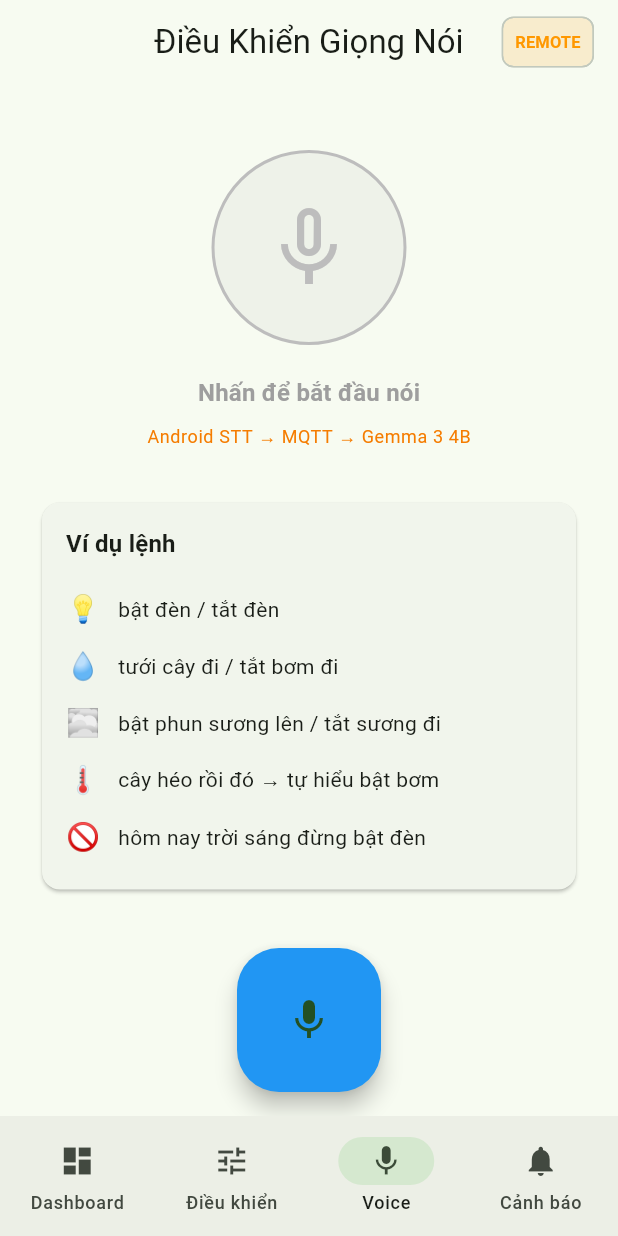
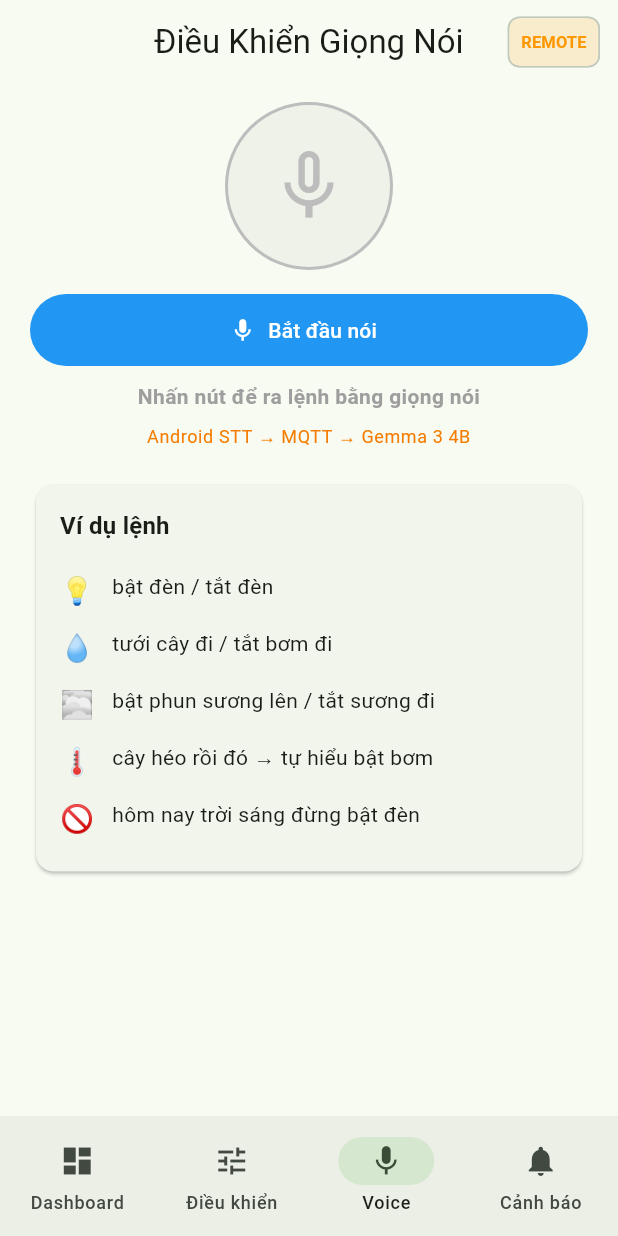
Before and after one commit to ktoxz/auto-water-and-light-system, a Flutter app: the screen it shows after launch, item 3 of the bottom bar chosen, on a phone screen of 412 x 824 dp. Run offline on Flutter 3.47's test engine with Material 3 defaults, Android fonts, the phone set to English and light mode, and no system bars; our stand-ins replace speech_to_text; missing offline and left inert: mqtt_client, record; network calls fail.

Commit message:
Kết nối xong r

```diff
--- a/flutter_app/lib/main.dart
+++ b/flutter_app/lib/main.dart
@@ -12,18 +12,37 @@ void main() {
   runApp(const SmartHomeApp());
 }
 
-class SmartHomeApp extends StatelessWidget {
+class SmartHomeApp extends StatefulWidget {
   const SmartHomeApp({super.key});
 
   @override
-  Widget build(BuildContext context) {
-    final mqttService = MqttService();
-    final wsService = WebSocketService();
-    final sttService = SttService(
+  State<SmartHomeApp> createState() => _SmartHomeAppState();
+}
+
+class _SmartHomeAppState extends State<SmartHomeApp> {
+  late final MqttService mqttService;
+  late final WebSocketService wsService;
+  late final SttService sttService;
+
+  @override
+  void initState() {
+    super.initState();
+    mqttService = MqttService();
+    wsService = WebSocketService();
+    sttService = SttService(
       wsService: wsService,
       mqttService: mqttService,
     );
+  }
 
+  @override
+  void dispose() {
+    mqttService.disconnect();
+    super.dispose();
+  }
+
+  @override
+  Widget build(BuildContext context) {
     return MultiProvider(
       providers: [
         Provider<MqttService>.value(value: mqttService),
@@ -72,8 +91,6 @@ class _AppBootstrapState extends State<AppBootstrap> {
   }
 
   Future<void> _init() async {
-    // Chạy connect + detectMode song song, tối đa 10 giây tổng
-    // App sẽ vào MainApp dù connect thành công hay không
     await Future.wait([
       widget.mqttService.connect(),
       widget.sttService.detectMode(),
@@ -87,17 +104,11 @@ class _AppBootstrapState extends State<AppBootstrap> {
 
     print('Bootstrap: done, MQTT=${widget.mqttService.isConnected}');
 
-    if (mounted) setState(() {}); // trigger rebuild → vào MainApp
-  }
-
-  bool get _ready {
-    // Vào app ngay sau khi init xong, không chờ connected
-    return true;
+    if (mounted) setState(() {});
   }
 
   @override
   Widget build(BuildContext context) {
-    // Hiện loading tối đa 10 giây rồi vào app dù connected hay chưa
     return FutureBuilder(
       future: Future.delayed(const Duration(milliseconds: 500)),
       builder: (context, snapshot) {
--- a/flutter_app/lib/screens/voice_screen.dart
+++ b/flutter_app/lib/screens/voice_screen.dart
@@ -101,7 +101,7 @@ class _VoiceScreenState extends State<VoiceScreen>
         title: const Text('Điều Khiển Giọng Nói'),
         actions: [
           Padding(
-            padding: const EdgeInsets.only(right: 16),
+            padding: const EdgeInsets.only(right: 12),
             child: Chip(
               label: Text(
                 modeLabel,
@@ -114,23 +114,24 @@ class _VoiceScreenState extends State<VoiceScreen>
           ),
         ],
       ),
-      body: Column(
+      body: SafeArea(
+        child: LayoutBuilder(
+          builder: (context, constraints) {
+            return SingleChildScrollView(
+              padding: const EdgeInsets.fromLTRB(20, 12, 20, 24),
+              child: ConstrainedBox(
+                constraints: BoxConstraints(minHeight: constraints.maxHeight - 36),
+                child: Column(
+                  crossAxisAlignment: CrossAxisAlignment.stretch,
                   children: [
-          Expanded(
-            child: SingleChildScrollView(
-              padding: const EdgeInsets.all(24),
-              child: Column(
-                children: [
-                  const SizedBox(height: 20),
-
-                  // Mic button với animation
-                  GestureDetector(
+                    Center(
+                      child: GestureDetector(
                         onTap: mode == VoiceMode.unavailable ? null : _toggleListening,
                         child: _isListening
                             ? ScaleTransition(
-                            scale: Tween(begin: 0.85, end: 1.15)
+                                scale: Tween(begin: 0.9, end: 1.08)
                                     .animate(_animController),
-                            child: _MicCircle(
+                                child: const _MicCircle(
                                   isListening: true,
                                   color: Colors.blue,
                                 ),
@@ -142,41 +143,38 @@ class _VoiceScreenState extends State<VoiceScreen>
                                     : Colors.grey[400]!,
                               ),
                       ),
-
-                  const SizedBox(height: 20),
-                  Text(
+                    ),
+                    const SizedBox(height: 16),
+                    FilledButton.icon(
+                      onPressed: mode == VoiceMode.unavailable ? null : _toggleListening,
+                      icon: Icon(_isListening ? Icons.stop : Icons.mic),
+                      label: Text(
                         mode == VoiceMode.unavailable
                             ? 'Không có mic hoặc kết nối'
                             : _isListening
-                            ? 'Đang lắng nghe...'
-                            : 'Nhấn để bắt đầu nói',
-                    style: Theme.of(context).textTheme.titleMedium?.copyWith(
-                          color: _isListening ? Colors.blue : Colors.grey,
-                          fontWeight: FontWeight.bold,
+                                ? 'Dừng nghe'
+                                : 'Bắt đầu nói',
+                      ),
+                      style: FilledButton.styleFrom(
+                        backgroundColor: _isListening ? Colors.red : Colors.blue,
+                        foregroundColor: Colors.white,
+                        minimumSize: const Size.fromHeight(48),
                       ),
                     ),
-
-                  if (mode == VoiceMode.local) ...[
-                    const SizedBox(height: 8),
+                    const SizedBox(height: 10),
                     Text(
-                      'Vosk offline trên RPi5 → Gemma 3 4B',
-                      style: Theme.of(context).textTheme.bodySmall?.copyWith(
-                            color: Colors.green[600],
+                      _isListening
+                          ? 'Đang lắng nghe...'
+                          : 'Nhấn nút để ra lệnh bằng giọng nói',
+                      textAlign: TextAlign.center,
+                      style: Theme.of(context).textTheme.bodyMedium?.copyWith(
+                            color: _isListening ? Colors.blue : Colors.grey,
+                            fontWeight: FontWeight.w600,
                           ),
                     ),
-                  ] else if (mode == VoiceMode.remote) ...[
                     const SizedBox(height: 8),
-                    Text(
-                      'Android STT → MQTT → Gemma 3 4B',
-                      style: Theme.of(context).textTheme.bodySmall?.copyWith(
-                            color: Colors.orange[700],
-                          ),
-                    ),
-                  ],
-
-                  const SizedBox(height: 32),
-
-                  // Kết quả nhận dạng
+                    _ModeDescription(mode: mode),
+                    const SizedBox(height: 20),
                     if (_recognizedText.isNotEmpty) ...[
                       _ResultCard(
                         label: 'Bạn nói:',
@@ -185,18 +183,14 @@ class _VoiceScreenState extends State<VoiceScreen>
                       ),
                       const SizedBox(height: 12),
                     ],
-
-                  // Phản hồi từ server
                     if (_responseText.isNotEmpty) ...[
                       _ResultCard(
                         label: 'Kết quả:',
                         text: _responseText,
                         color: Colors.green,
                       ),
-                    const SizedBox(height: 24),
+                      const SizedBox(height: 12),
                     ],
-
-                  // Hướng dẫn lệnh
                     Card(
                       child: Padding(
                         padding: const EdgeInsets.all(16),
@@ -220,20 +214,10 @@ class _VoiceScreenState extends State<VoiceScreen>
                   ],
                 ),
               ),
+            );
+          },
         ),
-        ],
       ),
-      floatingActionButton: mode != VoiceMode.unavailable
-          ? FloatingActionButton.large(
-              onPressed: _toggleListening,
-              backgroundColor: _isListening ? Colors.red : Colors.blue,
-              child: Icon(
-                _isListening ? Icons.stop : Icons.mic,
-                size: 32,
-              ),
-            )
-          : null,
-      floatingActionButtonLocation: FloatingActionButtonLocation.centerFloat,
     );
   }
 }
@@ -246,6 +230,41 @@ const _examples = [
   ['🚫', 'hôm nay trời sáng đừng bật đèn'],
 ];
 
+class _ModeDescription extends StatelessWidget {
+  final VoiceMode mode;
+
+  const _ModeDescription({required this.mode});
+
+  @override
+  Widget build(BuildContext context) {
+    if (mode == VoiceMode.local) {
+      return Text(
+        'Vosk offline trên RPi5 → Gemma 3 4B',
+        textAlign: TextAlign.center,
+        style: Theme.of(context).textTheme.bodySmall?.copyWith(
+              color: Colors.green[600],
+            ),
+      );
+    }
+    if (mode == VoiceMode.remote) {
+      return Text(
+        'Android STT → MQTT → Gemma 3 4B',
+        textAlign: TextAlign.center,
+        style: Theme.of(context).textTheme.bodySmall?.copyWith(
+              color: Colors.orange[700],
+            ),
+      );
+    }
+    return Text(
+      'Voice hiện chưa khả dụng',
+      textAlign: TextAlign.center,
+      style: Theme.of(context).textTheme.bodySmall?.copyWith(
+            color: Colors.red[600],
+          ),
+    );
+  }
+}
+
 class _MicCircle extends StatelessWidget {
   final bool isListening;
   final Color color;
@@ -255,8 +274,8 @@ class _MicCircle extends StatelessWidget {
   @override
   Widget build(BuildContext context) {
     return Container(
-      width: 130,
-      height: 130,
+      width: 112,
+      height: 112,
       decoration: BoxDecoration(
         shape: BoxShape.circle,
         color: color.withOpacity(0.15),
@@ -264,7 +283,7 @@ class _MicCircle extends StatelessWidget {
       ),
       child: Icon(
         isListening ? Icons.mic : Icons.mic_none,
-        size: 64,
+        size: 56,
         color: color,
       ),
     );
@@ -295,8 +314,7 @@ class _ResultCard extends StatelessWidget {
       child: Column(
         crossAxisAlignment: CrossAxisAlignment.start,
         children: [
-          Text(label,
-              style: TextStyle(fontSize: 11, color: Colors.grey[600])),
+          Text(label, style: TextStyle(fontSize: 11, color: Colors.grey[600])),
           const SizedBox(height: 6),
           Text(
             text,
@@ -323,10 +341,11 @@ class _CommandRow extends StatelessWidget {
     return Padding(
       padding: const EdgeInsets.symmetric(vertical: 6),
       child: Row(
+        crossAxisAlignment: CrossAxisAlignment.start,
         children: [
           Text(emoji, style: const TextStyle(fontSize: 18)),
           const SizedBox(width: 12),
-          Text(text, style: Theme.of(context).textTheme.bodyMedium),
+          Expanded(child: Text(text, style: Theme.of(context).textTheme.bodyMedium)),
         ],
       ),
     );
```
Also changed, not shown: flutter_app/lib/screens/dashboard_screen.dart (+24 -3 lines), flutter_app/lib/services/mqtt_service.dart (+59 -16 lines). Lines whose indentation alone changed are shown as unchanged.
